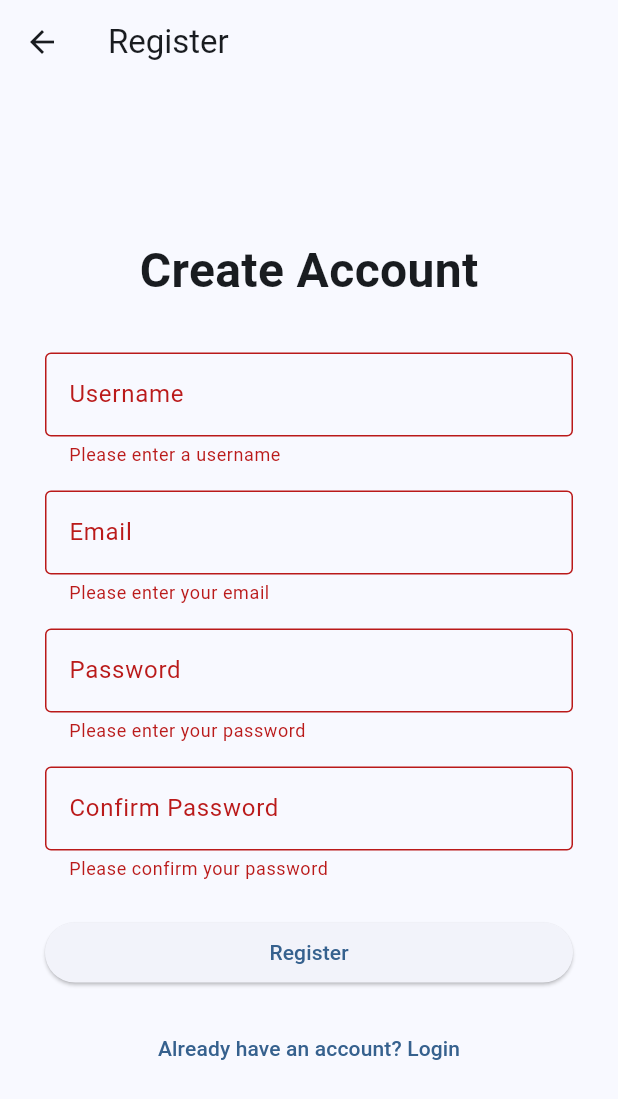
After one commit to FelipeJuarezJr/RepFilesManagementApp, a Flutter app: the RegisterScreen screen opened directly, after a tap on "Register", on a phone screen of 412 x 824 dp. The commit adds this screen. Shown: the top 1099 px of the screen. Run offline on Flutter 3.47's test engine with Material 3 defaults, Android fonts, the phone set to English and light mode, and no system bars.

Commit message:
Added Login & Register screens

```diff
--- /dev/null
+++ b/lib/screens/register_screen.dart
@@ -0,0 +1,144 @@
+import 'package:flutter/material.dart';
+
+class RegisterScreen extends StatefulWidget {
+  const RegisterScreen({super.key});
+
+  @override
+  State<RegisterScreen> createState() => _RegisterScreenState();
+}
+
+class _RegisterScreenState extends State<RegisterScreen> {
+  final _formKey = GlobalKey<FormState>();
+  final _usernameController = TextEditingController();
+  final _emailController = TextEditingController();
+  final _passwordController = TextEditingController();
+  final _confirmPasswordController = TextEditingController();
+
+  @override
+  Widget build(BuildContext context) {
+    return Scaffold(
+      appBar: AppBar(
+        title: const Text('Register'),
+      ),
+      body: Center(
+        child: Container(
+          constraints: const BoxConstraints(maxWidth: 400),
+          padding: const EdgeInsets.all(24),
+          child: Column(
+            mainAxisAlignment: MainAxisAlignment.center,
+            children: [
+              const Text(
+                'Create Account',
+                style: TextStyle(
+                  fontSize: 32,
+                  fontWeight: FontWeight.bold,
+                ),
+              ),
+              const SizedBox(height: 32),
+              Form(
+                key: _formKey,
+                child: Column(
+                  children: [
+                    TextFormField(
+                      controller: _usernameController,
+                      decoration: const InputDecoration(
+                        labelText: 'Username',
+                        border: OutlineInputBorder(),
+                      ),
+                      validator: (value) {
+                        if (value == null || value.isEmpty) {
+                          return 'Please enter a username';
+                        }
+                        return null;
+                      },
+                    ),
+                    const SizedBox(height: 16),
+                    TextFormField(
+                      controller: _emailController,
+                      decoration: const InputDecoration(
+                        labelText: 'Email',
+                        border: OutlineInputBorder(),
+                      ),
+                      validator: (value) {
+                        if (value == null || value.isEmpty) {
+                          return 'Please enter your email';
+                        }
+                        return null;
+                      },
+                    ),
+                    const SizedBox(height: 16),
+                    TextFormField(
+                      controller: _passwordController,
+                      decoration: const InputDecoration(
+                        labelText: 'Password',
+                        border: OutlineInputBorder(),
+                      ),
+                      obscureText: true,
+                      validator: (value) {
+                        if (value == null || value.isEmpty) {
+                          return 'Please enter your password';
+                        }
+                        return null;
+                      },
+                    ),
+                    const SizedBox(height: 16),
+                    TextFormField(
+                      controller: _confirmPasswordController,
+                      decoration: const InputDecoration(
+                        labelText: 'Confirm Password',
+                        border: OutlineInputBorder(),
+                      ),
+                      obscureText: true,
+                      validator: (value) {
+                        if (value == null || value.isEmpty) {
+                          return 'Please confirm your password';
+                        }
+                        if (value != _passwordController.text) {
+                          return 'Passwords do not match';
+                        }
+                        return null;
+                      },
+                    ),
+                    const SizedBox(height: 24),
+                    ElevatedButton(
+                      onPressed: () {
+                        if (_formKey.currentState!.validate()) {
+                          // TODO: Implement registration logic
+                          print('Username: ${_usernameController.text}');
+                          print('Email: ${_emailController.text}');
+                          print('Password: ${_passwordController.text}');
+                        }
+                      },
+                      child: const SizedBox(
+                        width: double.infinity,
+                        child: Center(
+                          child: Text('Register'),
+                        ),
+                      ),
+                    ),
+                    const SizedBox(height: 16),
+                    TextButton(
+                      onPressed: () {
+                        Navigator.pop(context);
+                      },
+                      child: const Text('Already have an account? Login'),
+                    ),
+                  ],
+                ),
+              ),
+            ],
+          ),
+        ),
+      ),
+    );
+  }
+
+  @override
+  void dispose() {
+    _usernameController.dispose();
+    _emailController.dispose();
+    _passwordController.dispose();
+    _confirmPasswordController.dispose();
+    super.dispose();
+  }
+}
```
Also changed, not shown: lib/main.dart (+7 -19 lines), lib/screens/login_screen.dart (added, +110 -0 lines).
